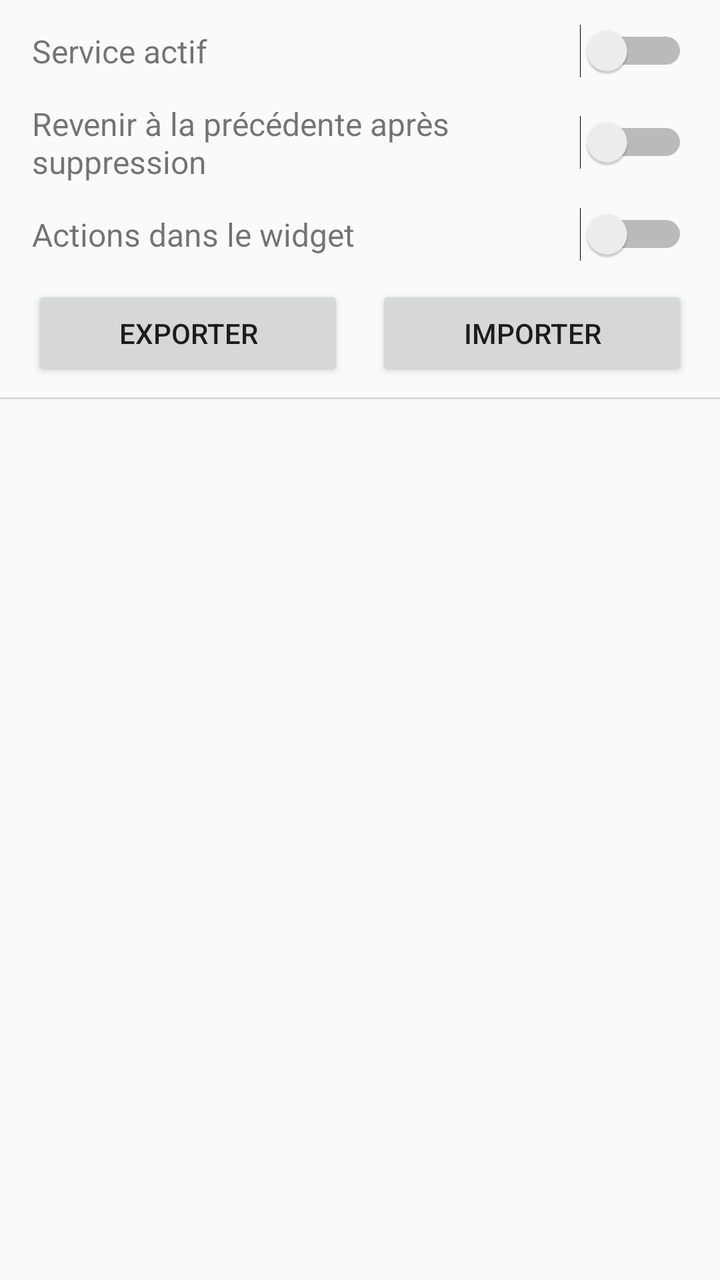
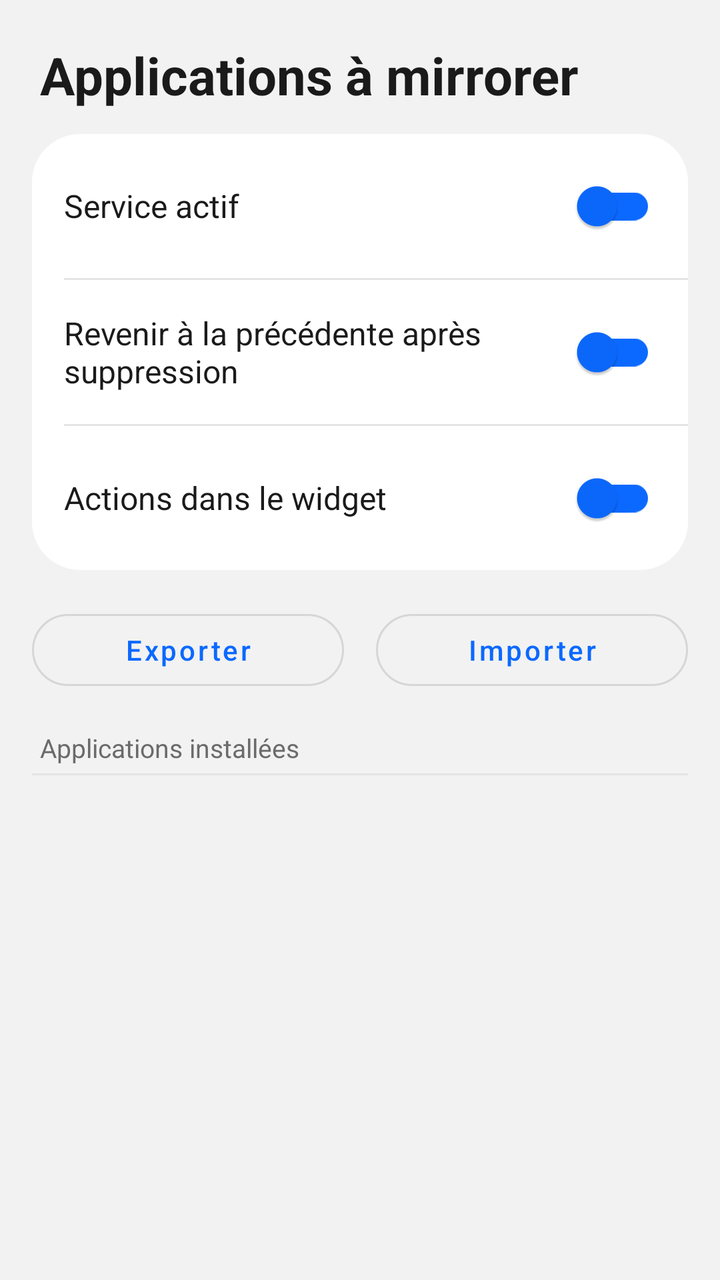

The first picture is an Android layout as it rendered before a commit; the second is the same layout after the commit. The layout source and the unified diff follow.
<!-- AndroidManifest.xml: application theme Theme.NowBarMirror -->
<!-- res/layout/activity_app_selection.xml -->
<?xml version="1.0" encoding="utf-8"?>
<LinearLayout xmlns:android="http://schemas.android.com/apk/res/android"
    android:id="@+id/root"
    android:layout_width="match_parent"
    android:layout_height="match_parent"
    android:orientation="vertical">

    <LinearLayout
        android:layout_width="match_parent"
        android:layout_height="wrap_content"
        android:orientation="horizontal"
        android:gravity="center_vertical"
        android:paddingHorizontal="16dp"
        android:paddingVertical="12dp">

        <TextView
            android:layout_width="0dp"
            android:layout_height="wrap_content"
            android:layout_weight="1"
            android:text="@string/service_enabled_label"
            android:textSize="16sp" />

        <Switch
            android:id="@+id/service_enabled_switch"
            android:layout_width="wrap_content"
            android:layout_height="wrap_content" />

    </LinearLayout>

    <LinearLayout
        android:layout_width="match_parent"
        android:layout_height="wrap_content"
        android:orientation="horizontal"
        android:gravity="center_vertical"
        android:paddingHorizontal="16dp"
        android:paddingBottom="12dp">

        <TextView
            android:layout_width="0dp"
            android:layout_height="wrap_content"
            android:layout_weight="1"
            android:text="@string/latest_mode_fallback_label"
            android:textSize="16sp" />

        <Switch
            android:id="@+id/latest_mode_fallback_switch"
            android:layout_width="wrap_content"
            android:layout_height="wrap_content" />

    </LinearLayout>

    <LinearLayout
        android:layout_width="match_parent"
        android:layout_height="wrap_content"
        android:orientation="horizontal"
        android:gravity="center_vertical"
        android:paddingHorizontal="16dp"
        android:paddingBottom="12dp">

        <TextView
            android:layout_width="0dp"
            android:layout_height="wrap_content"
            android:layout_weight="1"
            android:text="@string/widget_actions_label"
            android:textSize="16sp" />

        <Switch
            android:id="@+id/widget_actions_switch"
            android:layout_width="wrap_content"
            android:layout_height="wrap_content" />

    </LinearLayout>

    <LinearLayout
        android:layout_width="match_parent"
        android:layout_height="wrap_content"
        android:orientation="horizontal"
        android:paddingHorizontal="16dp"
        android:paddingBottom="8dp">

        <Button
            android:id="@+id/export_button"
            android:layout_width="0dp"
            android:layout_height="wrap_content"
            android:layout_weight="1"
            android:layout_marginEnd="8dp"
            android:text="@string/export_settings" />

        <Button
            android:id="@+id/import_button"
            android:layout_width="0dp"
            android:layout_height="wrap_content"
            android:layout_weight="1"
            android:layout_marginStart="8dp"
            android:text="@string/import_settings" />

    </LinearLayout>

    <View
        android:layout_width="match_parent"
        android:layout_height="1dp"
        android:background="?android:attr/listDivider" />

    <androidx.recyclerview.widget.RecyclerView
        android:id="@+id/app_list"
        android:layout_width="match_parent"
        android:layout_height="0dp"
        android:layout_weight="1"
        android:clipToPadding="false"
        android:paddingVertical="8dp" />

</LinearLayout>
<!-- resources referenced by this layout -->
<resources>
  <string name="export_settings">Exporter</string>
  <string name="import_settings">Importer</string>
  <string name="latest_mode_fallback_label">Revenir à la précédente après suppression</string>
  <string name="service_enabled_label">Service actif</string>
  <string name="widget_actions_label">Actions dans le widget</string>
  <style name="Theme.NowBarMirror" parent="Theme.AppCompat.DayNight.NoActionBar" />
</resources>

<!-- the commit's change to res/layout/activity_app_selection.xml (unified diff, before → after) -->
@@ -1,29 +1,117 @@
 <?xml version="1.0" encoding="utf-8"?>
 <LinearLayout xmlns:android="http://schemas.android.com/apk/res/android"
+    xmlns:app="http://schemas.android.com/apk/res-auto"
     android:id="@+id/root"
     android:layout_width="match_parent"
     android:layout_height="match_parent"
-    android:orientation="vertical">
+    android:orientation="vertical"
+    android:background="@color/one_ui_background">
+
+    <TextView
+        android:layout_width="match_parent"
+        android:layout_height="wrap_content"
+        android:text="@string/app_selection_title"
+        android:textColor="@color/one_ui_text_primary"
+        android:textStyle="bold"
+        android:textSize="26sp"
+        android:paddingHorizontal="20dp"
+        android:paddingTop="20dp"
+        android:paddingBottom="12dp" />
 
     <LinearLayout
         android:layout_width="match_parent"
         android:layout_height="wrap_content"
-        android:orientation="horizontal"
-        android:gravity="center_vertical"
-        android:paddingHorizontal="16dp"
-        android:paddingVertical="12dp">
+        android:orientation="vertical"
+        android:layout_marginHorizontal="16dp"
+        android:layout_marginBottom="16dp"
+        android:background="@drawable/bg_card">
 
-        <TextView
-            android:layout_width="0dp"
+        <LinearLayout
+            android:layout_width="match_parent"
             android:layout_height="wrap_content"
-            android:layout_weight="1"
-            android:text="@string/service_enabled_label"
-            android:textSize="16sp" />
+            android:orientation="horizontal"
+            android:gravity="center_vertical"
+            android:paddingHorizontal="16dp"
+            android:paddingVertical="12dp">
 
-        <Switch
-            android:id="@+id/service_enabled_switch"
-            android:layout_width="wrap_content"
-            android:layout_height="wrap_content" />
+            <TextView
+                android:layout_width="0dp"
+                android:layout_height="wrap_content"
+                android:layout_weight="1"
+                android:text="@string/service_enabled_label"
+                android:textColor="@color/one_ui_text_primary"
+                android:textSize="16sp" />
+
+            <com.google.android.material.switchmaterial.SwitchMaterial
+                android:id="@+id/service_enabled_switch"
+                android:layout_width="wrap_content"
+                android:layout_height="wrap_content"
+                app:thumbTint="@color/one_ui_primary"
+                app:trackTint="@color/one_ui_primary" />
+
+        </LinearLayout>
+
+        <View
+            android:layout_width="match_parent"
+            android:layout_height="1dp"
+            android:layout_marginStart="16dp"
+            android:background="@color/one_ui_divider" />
+
+        <LinearLayout
+            android:layout_width="match_parent"
+            android:layout_height="wrap_content"
+            android:orientation="horizontal"
+            android:gravity="center_vertical"
+            android:paddingHorizontal="16dp"
+            android:paddingVertical="12dp">
+
+            <TextView
+                android:layout_width="0dp"
+                android:layout_height="wrap_content"
+                android:layout_weight="1"
+                android:text="@string/latest_mode_fallback_label"
+                android:textColor="@color/one_ui_text_primary"
+                android:textSize="16sp" />
+
+            <com.google.android.material.switchmaterial.SwitchMaterial
+                android:id="@+id/latest_mode_fallback_switch"
+                android:layout_width="wrap_content"
+                android:layout_height="wrap_content"
+                app:thumbTint="@color/one_ui_primary"
+                app:trackTint="@color/one_ui_primary" />
+
+        </LinearLayout>
+
+        <View
+            android:layout_width="match_parent"
+            android:layout_height="1dp"
+            android:layout_marginStart="16dp"
+            android:background="@color/one_ui_divider" />
+
+        <LinearLayout
+            android:layout_width="match_parent"
+            android:layout_height="wrap_content"
+            android:orientation="horizontal"
+            android:gravity="center_vertical"
+            android:paddingHorizontal="16dp"
+            android:paddingVertical="12dp">
+
+            <TextView
+                android:layout_width="0dp"
+                android:layout_height="wrap_content"
+                android:layout_weight="1"
+                android:text="@string/widget_actions_label"
+                android:textColor="@color/one_ui_text_primary"
+                android:textSize="16sp" />
+
+            <com.google.android.material.switchmaterial.SwitchMaterial
+                android:id="@+id/widget_actions_switch"
+                android:layout_width="wrap_content"
+                android:layout_height="wrap_content"
+                app:thumbTint="@color/one_ui_primary"
+                app:trackTint="@color/one_ui_primary" />
+
+        </LinearLayout>
 
     </LinearLayout>
 
@@ -31,75 +119,50 @@
         android:layout_width="match_parent"
         android:layout_height="wrap_content"
         android:orientation="horizontal"
-        android:gravity="center_vertical"
-        android:paddingHorizontal="16dp"
-        android:paddingBottom="12dp">
+        android:layout_marginHorizontal="16dp"
+        android:layout_marginBottom="16dp">
 
-        <TextView
-            android:layout_width="0dp"
-            android:layout_height="wrap_content"
-            android:layout_weight="1"
-            android:text="@string/latest_mode_fallback_label"
-            android:textSize="16sp" />
-
-        <Switch
-            android:id="@+id/latest_mode_fallback_switch"
-            android:layout_width="wrap_content"
-            android:layout_height="wrap_content" />
-
-    </LinearLayout>
-
-    <LinearLayout
-        android:layout_width="match_parent"
-        android:layout_height="wrap_content"
-        android:orientation="horizontal"
-        android:gravity="center_vertical"
-        android:paddingHorizontal="16dp"
-        android:paddingBottom="12dp">
-
-        <TextView
-            android:layout_width="0dp"
-            android:layout_height="wrap_content"
-            android:layout_weight="1"
-            android:text="@string/widget_actions_label"
-            android:textSize="16sp" />
-
-        <Switch
-            android:id="@+id/widget_actions_switch"
-            android:layout_width="wrap_content"
-            android:layout_height="wrap_content" />
-
-    </LinearLayout>
-
-    <LinearLayout
-        android:layout_width="match_parent"
-        android:layout_height="wrap_content"
-        android:orientation="horizontal"
-        android:paddingHorizontal="16dp"
-        android:paddingBottom="8dp">
-
-        <Button
+        <com.google.android.material.button.MaterialButton
             android:id="@+id/export_button"
+            style="@style/Widget.MaterialComponents.Button.OutlinedButton"
             android:layout_width="0dp"
             android:layout_height="wrap_content"
             android:layout_weight="1"
             android:layout_marginEnd="8dp"
-            android:text="@string/export_settings" />
+            android:text="@string/export_settings"
+            android:textAllCaps="false"
+            app:strokeColor="@color/one_ui_stroke"
+            app:cornerRadius="24dp" />
 
-        <Button
+        <com.google.android.material.button.MaterialButton
             android:id="@+id/import_button"
+            style="@style/Widget.MaterialComponents.Button.OutlinedButton"
             android:layout_width="0dp"
             android:layout_height="wrap_content"
             android:layout_weight="1"
             android:layout_marginStart="8dp"
-            android:text="@string/import_settings" />
+            android:text="@string/import_settings"
+            android:textAllCaps="false"
+            app:strokeColor="@color/one_ui_stroke"
+            app:cornerRadius="24dp" />
 
     </LinearLayout>
+
+    <TextView
+        android:layout_width="match_parent"
+        android:layout_height="wrap_content"
+        android:text="@string/installed_apps_section_label"
+        android:textColor="@color/one_ui_text_secondary"
+        android:textSize="13sp"
+        android:paddingHorizontal="20dp"
+        android:paddingBottom="4dp" />
 
     <View
         android:layout_width="match_parent"
         android:layout_height="1dp"
-        android:background="?android:attr/listDivider" />
+        android:layout_marginHorizontal="16dp"
+        android:layout_marginBottom="4dp"
+        android:background="@color/one_ui_divider" />
 
     <androidx.recyclerview.widget.RecyclerView
         android:id="@+id/app_list"
@@ -107,6 +170,6 @@
         android:layout_height="0dp"
         android:layout_weight="1"
         android:clipToPadding="false"
-        android:paddingVertical="8dp" />
+        android:paddingVertical="4dp" />
 
 </LinearLayout>
<!-- resource entries referenced after the edit -->
@@ -1,10 +1,35 @@
 <!-- resources referenced by this layout -->
 <resources>
+  <color name="one_ui_background">#F2F2F2</color>
+  <color name="one_ui_divider">#E4E4E4</color>
+  <color name="one_ui_primary">#0B69FF</color>
+  <color name="one_ui_stroke">#D6D6D6</color>
+  <color name="one_ui_text_primary">#1A1A1A</color>
+  <color name="one_ui_text_secondary">#6B6B6B</color>
+  <!-- drawable bg_card (drawable) -->
+  <shape xmlns:android="http://schemas.android.com/apk/res/android" android:shape="rectangle">
+      <solid android:color="@color/one_ui_surface" />
+      <corners android:radius="24dp" />
+  </shape>
+  <string name="app_selection_title">Applications à mirrorer</string>
   <string name="export_settings">Exporter</string>
   <string name="import_settings">Importer</string>
+  <string name="installed_apps_section_label">Applications installées</string>
   <string name="latest_mode_fallback_label">Revenir à la précédente après suppression</string>
   <string name="service_enabled_label">Service actif</string>
   <string name="widget_actions_label">Actions dans le widget</string>
-  <style name="Theme.NowBarMirror" parent="Theme.AppCompat.DayNight.NoActionBar" />
+  <style name="Theme.NowBarMirror" parent="Theme.MaterialComponents.DayNight.NoActionBar">
+          <item name="colorPrimary">@color/one_ui_primary</item>
+          <item name="colorPrimaryDark">@color/one_ui_primary</item>
+          <item name="colorAccent">@color/one_ui_primary</item>
+          <item name="colorOnPrimary">@color/one_ui_on_primary</item>
+          <item name="colorSurface">@color/one_ui_surface</item>
+          <item name="android:colorBackground">@color/one_ui_background</item>
+          <item name="android:windowBackground">@color/one_ui_background</item>
+          <item name="android:textColorPrimary">@color/one_ui_text_primary</item>
+          <item name="android:textColorSecondary">@color/one_ui_text_secondary</item>
+      </style>
+  <color name="one_ui_surface">#FFFFFF</color>
+  <color name="one_ui_on_primary">#FFFFFF</color>
 </resources>
 
